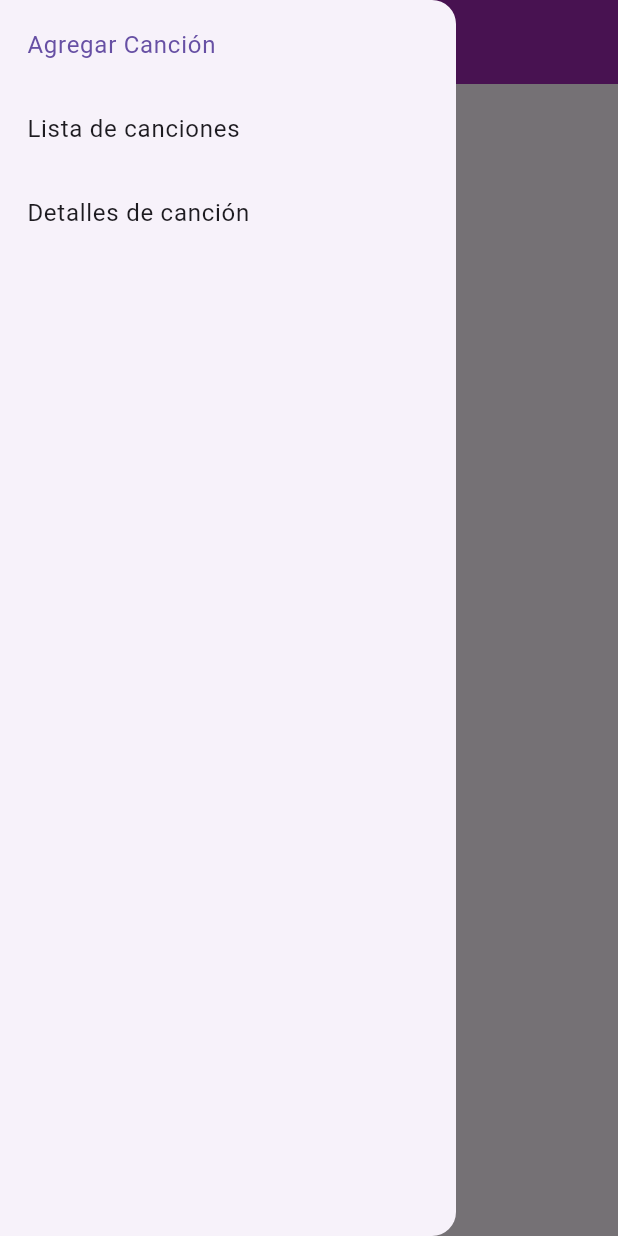
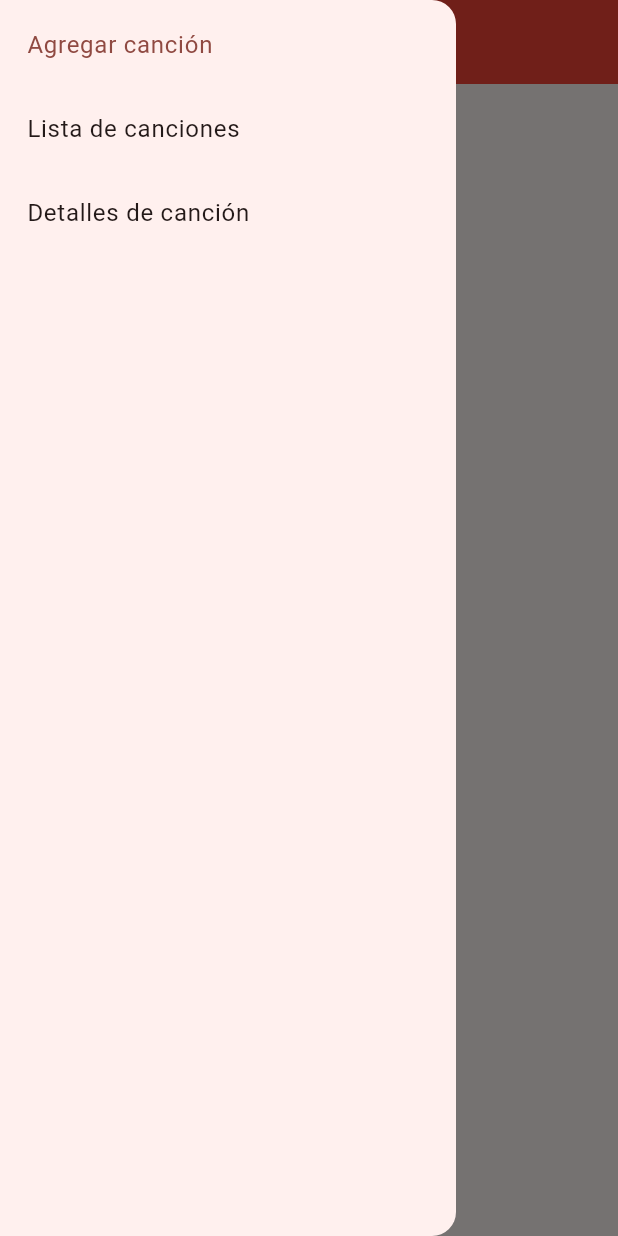
Before and after one commit to Cristian-Blue/lista_canciones, a Flutter app: the screen it shows after launch, with the side drawer open, on a phone screen of 412 x 824 dp. Run offline on Flutter 3.47's test engine with Material 3 defaults, Android fonts, the light colour scheme and no system bars.

Commit message:
fix : update theme

```diff
--- /dev/null
+++ b/lib/config/app_theme.dart
@@ -0,0 +1,33 @@
+import 'package:flutter/material.dart';
+
+const Color _customColor = Color(0xff49149f);
+
+const List<Color> _colorThemes = [
+  _customColor,
+  Colors.blue,
+  Colors.red,
+  Colors.yellow,
+  Colors.lightGreen
+];
+
+class AppTheme {
+  final int selectedColor;
+
+  AppTheme({this.selectedColor = 0})
+      : assert(selectedColor >= 0 && selectedColor <= _colorThemes.length,
+            'Color > 0  and < ${_colorThemes.length}');
+
+  Color get colorTheme => _colorThemes[selectedColor];
+
+  ThemeData themeData() {
+    return ThemeData(
+        useMaterial3: true,
+        colorSchemeSeed: _colorThemes[selectedColor],
+        appBarTheme: AppBarTheme(
+            backgroundColor: _colorThemes[selectedColor],
+            titleTextStyle: const TextStyle(color: Colors.white, fontSize: 20),
+            centerTitle: false)
+        // brightness: Brightness.dark,
+        );
+  }
+}
--- a/lib/config/router.dart
+++ b/lib/config/router.dart
@@ -1,7 +1,7 @@
 import 'package:lista_canciones/presentation/screens/screens.dart';
 
 const List<Map<String, dynamic>> menu = [
-  {"title": "Agregar Canción", "widget": AddSongs()},
+  {"title": "Agregar canción", "widget": AddSongs()},
   {"title": "Lista de canciones", "widget": ListSongs()},
   {"title": "Detalles de canción", "widget": DetailSongs()}
 ];
--- a/lib/main.dart
+++ b/lib/main.dart
@@ -1,4 +1,5 @@
 import 'package:flutter/material.dart';
+import 'package:lista_canciones/config/app_theme.dart';
 import 'package:lista_canciones/presentation/screens/homeScreens.dart';
 
 void main() {
@@ -11,6 +12,8 @@ class MyApp extends StatelessWidget {
   @override
   Widget build(BuildContext context) {
     return MaterialApp(
+      debugShowCheckedModeBanner: false,
+      theme: AppTheme(selectedColor: 2).themeData(),
       home: Home(),
     );
   }
--- a/lib/presentation/widgets/layout/appBar.dart
+++ b/lib/presentation/widgets/layout/appBar.dart
@@ -7,9 +7,10 @@ class AppBarCustom extends StatelessWidget implements PreferredSizeWidget {
   @override
   Widget build(BuildContext context) {
     return AppBar(
-        title: Text(title),
-        backgroundColor: Colors.purple,
-        titleTextStyle: const TextStyle(color: Colors.amber));
+      title: Text(title),
+      // backgroundColor: Colors.purple,
+      // titleTextStyle: const TextStyle(color: Colors.amber)
+    );
   }
 
   @override
--- /dev/null
+++ b/lib/providers/themeProvider.dart
@@ -0,0 +1,12 @@
+import 'package:flutter/material.dart';
+
+class ThemeProvider extends ChangeNotifier {
+  int _selectedTheme = 0;
+
+  int get selectedTheme => _selectedTheme;
+
+  void changeSelectedTheme(int selected) {
+    _selectedTheme = selected;
+    notifyListeners();
+  }
+}
```
